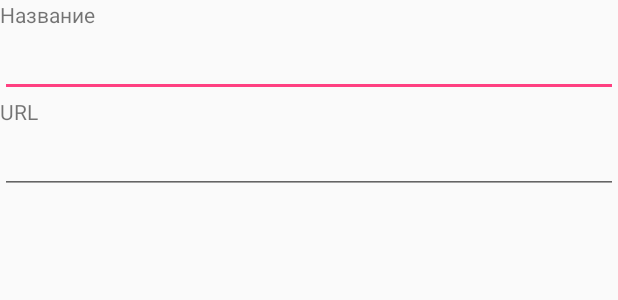
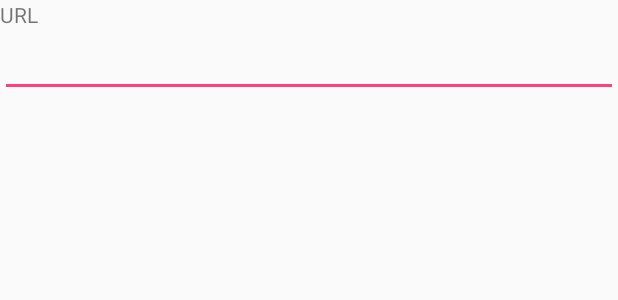
Before and after one commit to NikLasNL/NewsPlanet, an Android app: the layout dialog_subscribe.xml on its own in the app's theme, with its tools: preview values and no code run, on a phone screen of 412 x 824 dp. Shown: the top 300 px of the screen. Run offline under Robolectric (Android 15) with nearby library versions, the phone set to English and light mode, and no system bars.

Commit message:
Delete Name (TexView, EditView)

```diff
--- a/app/src/main/res/layout/dialog_subscribe.xml
+++ b/app/src/main/res/layout/dialog_subscribe.xml
@@ -3,15 +3,6 @@
     android:layout_width="match_parent"
     android:layout_height="wrap_content"
     android:orientation="vertical">
-    <TextView
-        android:layout_width="wrap_content"
-        android:layout_height="wrap_content"
-        android:text="Название"/>
-    <EditText
-        android:layout_width="match_parent"
-        android:layout_height="wrap_content"
-        android:id="@+id/name"
-        android:textColor="#000"/>
     <TextView
         android:layout_width="wrap_content"
         android:layout_height="wrap_content"
```
